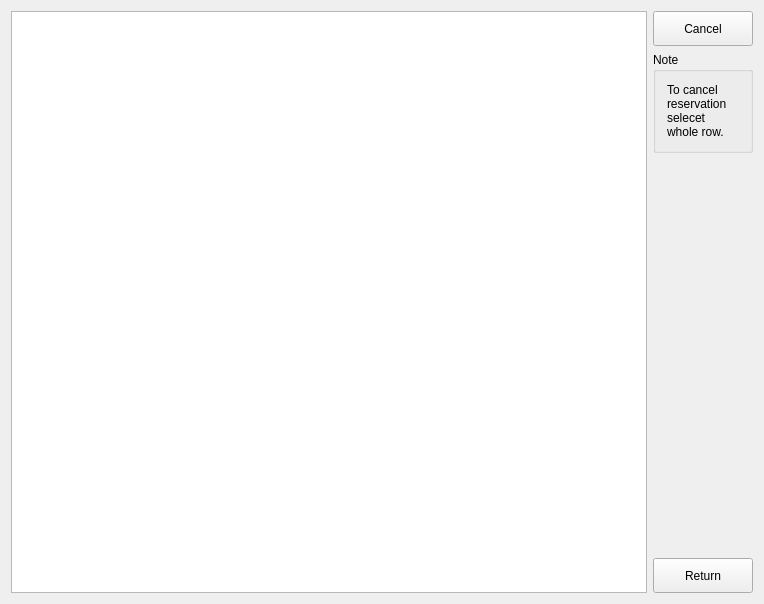
Before: the Qt Designer form CancelReservation.ui in JustKoshi/QTCinemaProject, drawn with Qt 5.
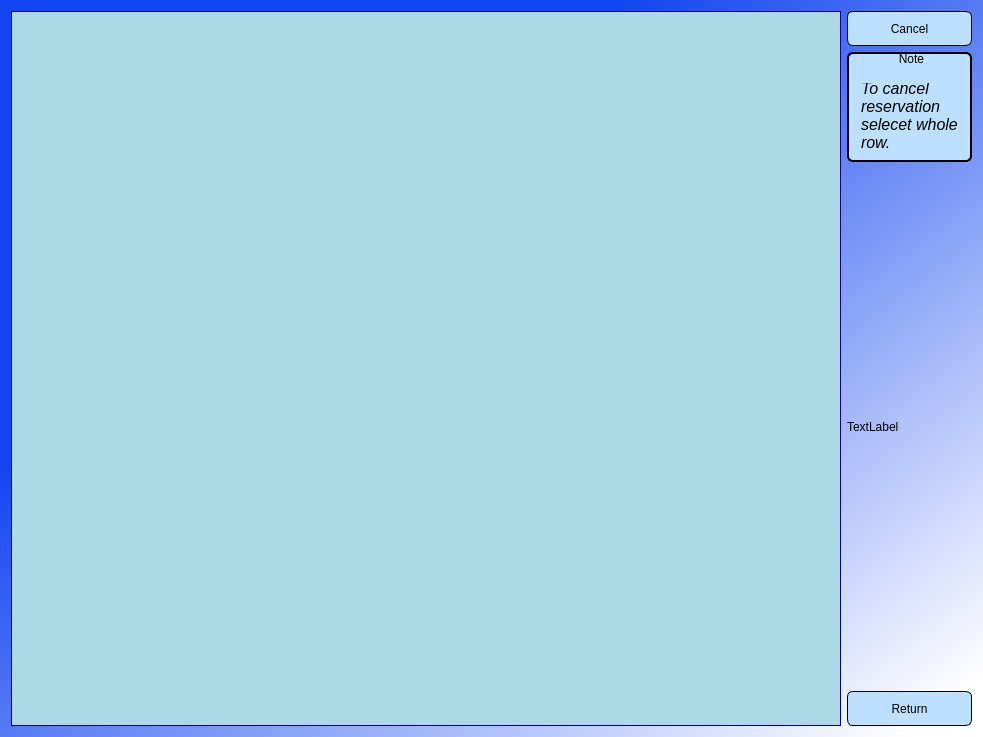
After: the same form once the commit is applied.

Patch:
```diff
--- a/CancelReservation.ui
+++ b/CancelReservation.ui
@@ -6,17 +6,56 @@
    <rect>
     <x>0</x>
     <y>0</y>
-    <width>764</width>
-    <height>604</height>
+    <width>983</width>
+    <height>737</height>
    </rect>
   </property>
+  <property name="minimumSize">
+   <size>
+    <width>0</width>
+    <height>420</height>
+   </size>
+  </property>
   <property name="windowTitle">
    <string>CancelReservation</string>
   </property>
   <widget class="QWidget" name="centralWidget">
+   <property name="styleSheet">
+    <string notr="true">QWidget{
+background-color:qlineargradient(spread:pad, x1:0, y1:0, x2:1, y2:1, stop:0.318182 rgba(19, 70, 240, 255), stop:0.960227 rgba(255, 255, 255, 255))
+}</string>
+   </property>
    <layout class="QHBoxLayout" name="horizontalLayout">
     <item>
-     <widget class="QTableView" name="tableView"/>
+     <widget class="QTableView" name="tableView">
+      <property name="styleSheet">
+       <string notr="true">QTableView {
+    background-color: rgb(173, 216, 230);
+    color: black;
+    border: 1px solid rgb(0, 0, 139);
+    gridline-color: rgb(0, 0, 139);
+    selection-background-color: rgb(0, 0, 255);
+    selection-color: white;
+}
+
+QHeaderView::section {
+    background-color: rgb(0, 102, 204);
+    color: white;
+    padding: 5px;
+    border: 1px solid rgb(0, 76, 153);
+}
+
+QTableCornerButton::section {
+    background-color: rgb(0, 102, 204);
+    border: 1px solid rgb(0, 76, 153);
+}
+
+QTableView QTableView::item {
+    border: 1px solid rgb(0, 76, 153);
+}
+</string>
+      </property>
+     </widget>
     </item>
     <item>
      <layout class="QVBoxLayout" name="verticalLayout">
@@ -30,10 +69,33 @@
         </property>
         <property name="maximumSize">
          <size>
-          <width>100</width>
+          <width>16777215</width>
           <height>35</height>
          </size>
         </property>
+        <property name="styleSheet">
+         <string notr="true">QPushButton {
+    background-color: rgb(190, 224, 255);
+    border: 1px solid black;
+    border-radius: 6px;
+    padding: 6px;
+}
+
+QPushButton:hover {
+    background-color:rgb(0, 70, 211);
+  border: 1px solid white;
+    border-radius: 6px;
+    padding: 6px;
+}
+
+QPushButton:pressed {
+      background-color:rgb(0, 70, 211);
+    border: 1px solid black;
+    border-radius: 6px;
+    padding: 6px;
+}
+</string>
+        </property>
         <property name="text">
          <string>Cancel</string>
         </property>
@@ -41,6 +103,28 @@
       </item>
       <item>
        <widget class="QGroupBox" name="groupBox">
+        <property name="maximumSize">
+         <size>
+          <width>16777215</width>
+          <height>110</height>
+         </size>
+        </property>
+        <property name="styleSheet">
+         <string notr="true">QGroupBox {
+      background-color: rgb(190, 224, 255);
+    border: 2px solid black; 
+    border-radius: 6px; 
+    padding: 10px; 
+}
+
+QGroupBox::title {
+    subcontrol-origin: margin;
+    subcontrol-position: top center;
+    padding: 0 5px; 
+    background-color: transparent;
+    color: black; 
+}</string>
+        </property>
         <property name="title">
          <string>Note</string>
         </property>
@@ -53,6 +137,17 @@
              <height>16777215</height>
             </size>
            </property>
+           <property name="font">
+            <font>
+             <family>Arial</family>
+             <pointsize>12</pointsize>
+             <italic>true</italic>
+            </font>
+           </property>
+           <property name="styleSheet">
+            <string notr="true">QLabel{
+    background-color: rgb(190, 224, 255);}</string>
+           </property>
            <property name="text">
             <string>To cancel reservation selecet whole row.</string>
            </property>
@@ -65,17 +160,22 @@
        </widget>
       </item>
       <item>
-       <spacer name="verticalSpacer">
-        <property name="orientation">
-         <enum>Qt::Vertical</enum>
-        </property>
-        <property name="sizeHint" stdset="0">
+       <widget class="QLabel" name="label_2">
+        <property name="minimumSize">
          <size>
-          <width>20</width>
-          <height>40</height>
+          <width>0</width>
+          <height>200</height>
          </size>
         </property>
-       </spacer>
+        <property name="styleSheet">
+         <string notr="true">QLabel{
+background-color:transparent
+}</string>
+        </property>
+        <property name="text">
+         <string>TextLabel</string>
+        </property>
+       </widget>
       </item>
       <item>
        <widget class="QPushButton" name="pushButton_return">
@@ -85,6 +185,28 @@
           <height>35</height>
          </size>
         </property>
+        <property name="styleSheet">
+         <string notr="true">QPushButton {
+    background-color: rgb(190, 224, 255);
+    border: 1px solid black;
+    border-radius: 6px;
+    padding: 6px;
+}
+
+QPushButton:hover {
+    background-color:rgb(0, 70, 211);
+  border: 1px solid white;
+    border-radius: 6px;
+    padding: 6px;
+}
+
+QPushButton:pressed {
+      background-color:rgb(0, 70, 211);
+    border: 1px solid black;
+    border-radius: 6px;
+    padding: 6px;
+}</string>
+        </property>
         <property name="text">
          <string>Return</string>
         </property>
```
